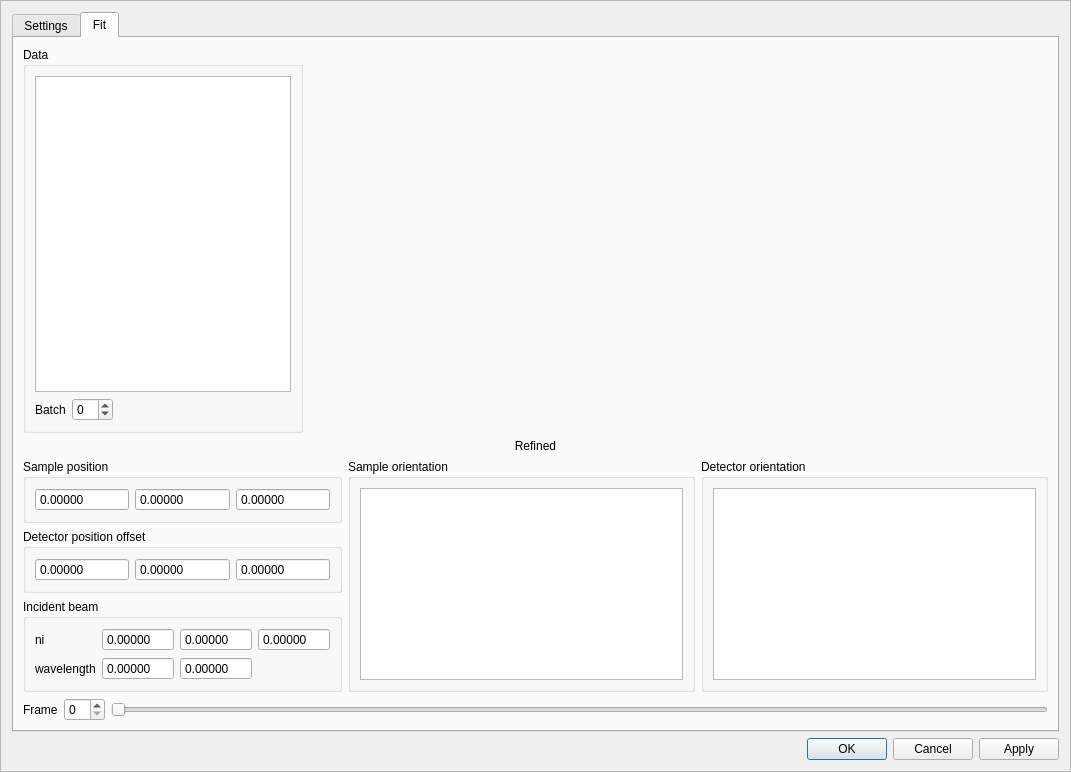
Above: apps/nsxqt/ui/FrameRefiner.ui from k61n/openhkl before the change. Below: the same form after it.
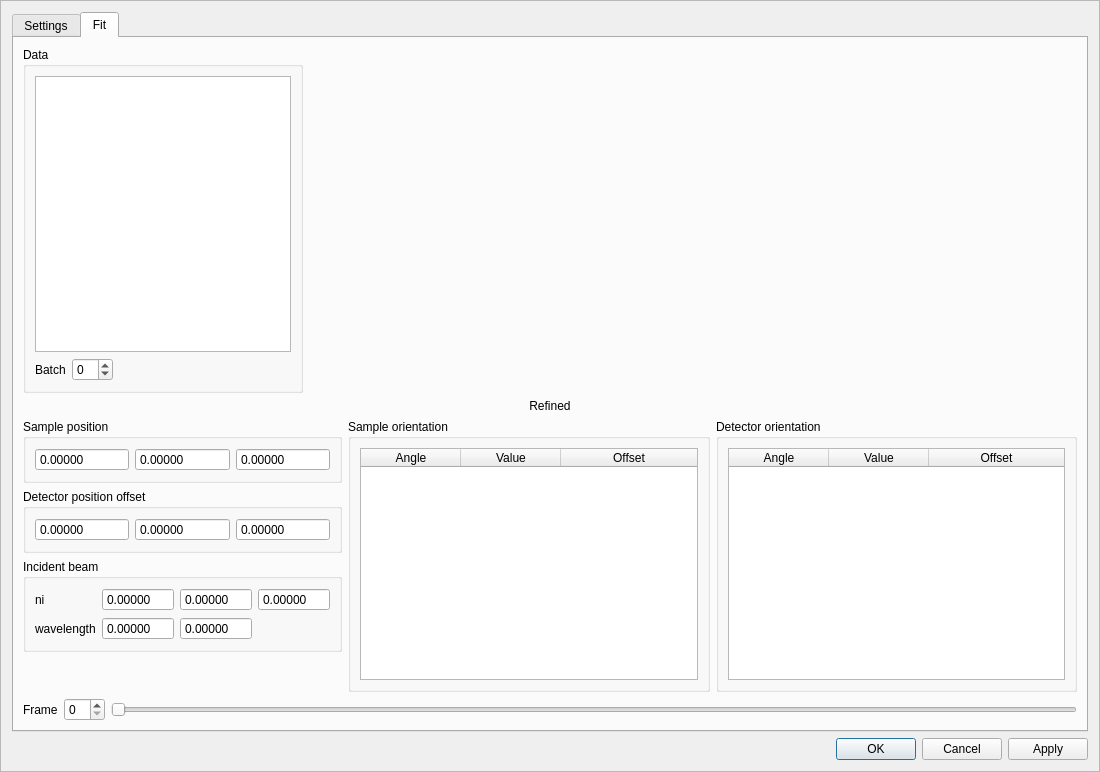
That is the form after the change. Custom widgets are drawn as their Qt base class.

Commit message: Added columns to the instrument offset tables in the FrameRefiner ui

The edit to the form file:
```diff
--- a/apps/nsxqt/ui/FrameRefiner.ui
+++ b/apps/nsxqt/ui/FrameRefiner.ui
@@ -6,10 +6,16 @@
    <rect>
     <x>0</x>
     <y>0</y>
-    <width>1071</width>
+    <width>1100</width>
     <height>772</height>
    </rect>
   </property>
+  <property name="minimumSize">
+   <size>
+    <width>1100</width>
+    <height>600</height>
+   </size>
+  </property>
   <property name="windowTitle">
    <string>Frame</string>
   </property>
@@ -405,9 +411,7 @@
                <property name="title">
                 <string>Incident beam</string>
                </property>
-               <layout class="QVBoxLayout" name="verticalLayout_7">
-                <item>
-                 <layout class="QGridLayout" name="gridLayout_2">
+               <layout class="QGridLayout" name="gridLayout">
                   <item row="0" column="0">
                    <widget class="QLabel" name="label_4">
                     <property name="text">
@@ -497,31 +501,6 @@
                     </property>
                    </widget>
                   </item>
-                  <item row="1" column="2">
-                   <widget class="QDoubleSpinBox" name="wavelength_offset">
-                    <property name="toolTip">
-                     <string>&lt;html&gt;&lt;head/&gt;&lt;body&gt;&lt;p&gt;The refined wavelength offset&lt;/p&gt;&lt;/body&gt;&lt;/html&gt;</string>
-                    </property>
-                    <property name="readOnly">
-                     <bool>true</bool>
-                    </property>
-                    <property name="buttonSymbols">
-                     <enum>QAbstractSpinBox::NoButtons</enum>
-                    </property>
-                    <property name="decimals">
-                     <number>5</number>
-                    </property>
-                    <property name="minimum">
-                     <double>-100.000000000000000</double>
-                    </property>
-                    <property name="maximum">
-                     <double>100.000000000000000</double>
-                    </property>
-                    <property name="singleStep">
-                     <double>0.000010000000000</double>
-                    </property>
-                   </widget>
-                  </item>
                   <item row="1" column="1">
                    <widget class="QDoubleSpinBox" name="wavelength">
                     <property name="toolTip">
@@ -547,11 +526,47 @@
                     </property>
                    </widget>
                   </item>
-                 </layout>
+                <item row="1" column="2">
+                 <widget class="QDoubleSpinBox" name="wavelength_offset">
+                  <property name="toolTip">
+                   <string>&lt;html&gt;&lt;head/&gt;&lt;body&gt;&lt;p&gt;The refined wavelength offset&lt;/p&gt;&lt;/body&gt;&lt;/html&gt;</string>
+                  </property>
+                  <property name="readOnly">
+                   <bool>true</bool>
+                  </property>
+                  <property name="buttonSymbols">
+                   <enum>QAbstractSpinBox::NoButtons</enum>
+                  </property>
+                  <property name="decimals">
+                   <number>5</number>
+                  </property>
+                  <property name="minimum">
+                   <double>-100.000000000000000</double>
+                  </property>
+                  <property name="maximum">
+                   <double>100.000000000000000</double>
+                  </property>
+                  <property name="singleStep">
+                   <double>0.000010000000000</double>
+                  </property>
+                 </widget>
                 </item>
                </layout>
               </widget>
              </item>
+             <item>
+              <spacer name="verticalSpacer">
+               <property name="orientation">
+                <enum>Qt::Vertical</enum>
+               </property>
+               <property name="sizeHint" stdset="0">
+                <size>
+                 <width>20</width>
+                 <height>40</height>
+                </size>
+               </property>
+              </spacer>
+             </item>
             </layout>
            </item>
            <item>
@@ -565,6 +580,45 @@
                 <property name="toolTip">
                  <string>&lt;html&gt;&lt;head/&gt;&lt;body&gt;&lt;p&gt;The refined offsets for the sample goniometer angles.&lt;/p&gt;&lt;/body&gt;&lt;/html&gt;</string>
                 </property>
+                <property name="verticalScrollBarPolicy">
+                 <enum>Qt::ScrollBarAlwaysOff</enum>
+                </property>
+                <property name="horizontalScrollBarPolicy">
+                 <enum>Qt::ScrollBarAlwaysOff</enum>
+                </property>
+                <property name="sizeAdjustPolicy">
+                 <enum>QAbstractScrollArea::AdjustToContents</enum>
+                </property>
+                <property name="autoScroll">
+                 <bool>false</bool>
+                </property>
+                <property name="editTriggers">
+                 <set>QAbstractItemView::NoEditTriggers</set>
+                </property>
+                <property name="columnCount">
+                 <number>3</number>
+                </property>
+                <attribute name="horizontalHeaderStretchLastSection">
+                 <bool>true</bool>
+                </attribute>
+                <attribute name="verticalHeaderVisible">
+                 <bool>false</bool>
+                </attribute>
+                <column>
+                 <property name="text">
+                  <string>Angle</string>
+                 </property>
+                </column>
+                <column>
+                 <property name="text">
+                  <string>Value</string>
+                 </property>
+                </column>
+                <column>
+                 <property name="text">
+                  <string>Offset</string>
+                 </property>
+                </column>
                </widget>
               </item>
              </layout>
@@ -581,6 +635,42 @@
                 <property name="toolTip">
                  <string>&lt;html&gt;&lt;head/&gt;&lt;body&gt;&lt;p&gt;The refined offsets for the detector goniometer angles.&lt;/p&gt;&lt;/body&gt;&lt;/html&gt;</string>
                 </property>
+                <property name="verticalScrollBarPolicy">
+                 <enum>Qt::ScrollBarAlwaysOff</enum>
+                </property>
+                <property name="horizontalScrollBarPolicy">
+                 <enum>Qt::ScrollBarAlwaysOff</enum>
+                </property>
+                <property name="sizeAdjustPolicy">
+                 <enum>QAbstractScrollArea::AdjustToContents</enum>
+                </property>
+                <property name="autoScroll">
+                 <bool>false</bool>
+                </property>
+                <property name="editTriggers">
+                 <set>QAbstractItemView::NoEditTriggers</set>
+                </property>
+                <attribute name="horizontalHeaderStretchLastSection">
+                 <bool>true</bool>
+                </attribute>
+                <attribute name="verticalHeaderVisible">
+                 <bool>false</bool>
+                </attribute>
+                <column>
+                 <property name="text">
+                  <string>Angle</string>
+                 </property>
+                </column>
+                <column>
+                 <property name="text">
+                  <string>Value</string>
+                 </property>
+                </column>
+                <column>
+                 <property name="text">
+                  <string>Offset</string>
+                 </property>
+                </column>
                </widget>
               </item>
              </layout>
```
Lines whose indentation alone changed are shown as unchanged.
